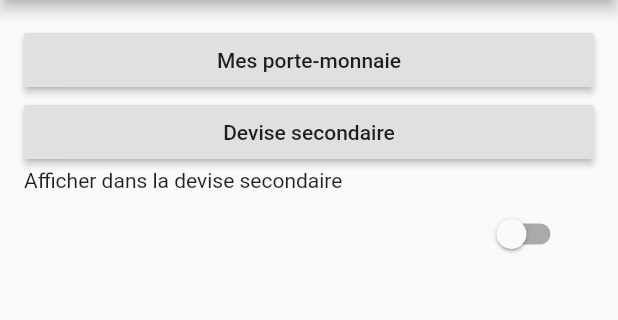
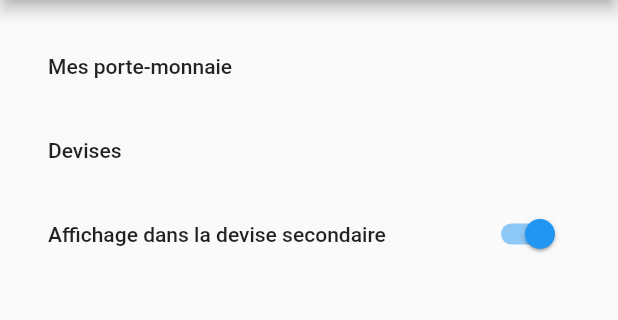
Before and after one commit to AlexBolot/MoneyTracker, a Flutter app: the screen it shows after launch, with the side drawer open, on a phone screen of 412 x 824 dp, the part 84-404 px from its top. Run offline on Flutter 3.47's test engine with Material 2 defaults, Android fonts, the phone set to English and light mode, and no system bars.

Commit message:
Add currency model Modify Wallet for new currency approach Modify Wallet to set Icon Modify global_view to reflect Wallet modifications Modify Settings in List of ListItems

```diff
--- /dev/null
+++ b/lib/model/currency.dart
@@ -0,0 +1,16 @@
+import 'package:flutter/material.dart';
+
+class Currency {
+  String principal;
+  String secondary;
+  double principalToSecondaryRate;
+
+  bool isPrincipal(String currency) => currency==principal;
+  bool isSecondary(String currency) => currency==secondary;
+
+    Currency({@required this.principal, secondary="", this.principalToSecondaryRate = 1}) {
+
+      if (this.principal==secondary | this.principalToSecondaryRate<=0) this.principalToSecondaryRate=1;
+
+    }
+  }
--- a/lib/model/wallet.dart
+++ b/lib/model/wallet.dart
@@ -2,13 +2,20 @@ import 'package:flutter/material.dart';
 import 'package:money_tracker/model/day_entry.dart';
 
 class Wallet {
-  String currency;
   String name;
   DateTime start;
   bool hasBalance;
+  bool isInSecondaryCurrency;
   List<DayEntry> dayEntries;
+  IconData iconData;
 
-  Wallet({@required this.name, @required this.start, this.currency, this.hasBalance = false, this.dayEntries}) {
+  Wallet(
+      {@required this.name,
+      @required this.start,
+      this.hasBalance = false,
+      this.isInSecondaryCurrency = false,
+      this.dayEntries,
+      this.iconData}) {
     this.dayEntries ??= [];
   }
 }
--- a/lib/views/global_view.dart
+++ b/lib/views/global_view.dart
@@ -16,12 +16,16 @@ class GlobalView extends StatefulWidget {
   _GlobalViewState createState() => _GlobalViewState();
 }
 
-class _GlobalViewState extends State<GlobalView> with SingleTickerProviderStateMixin {
+class _GlobalViewState extends State<GlobalView>
+    with SingleTickerProviderStateMixin {
   TabController tabController;
 
   List<Wallet> wallets = [
-    Wallet(name: 'Liquide', start: DateTime.now()),
-    Wallet(name: 'N26', start: DateTime.now()),
+    Wallet(
+        name: '\$', isInSecondaryCurrency: false, hasBalance: true, start: DateTime.now()),
+    Wallet(
+        name: '\$2', isInSecondaryCurrency: false, hasBalance: true, start: DateTime.now()),
+    Wallet(name: 'N26', isInSecondaryCurrency: true, hasBalance: true, start: DateTime.now(), iconData: Icons.account_balance_wallet) ,
   ];
 
   @override
@@ -57,10 +61,11 @@ class _GlobalViewState extends State<GlobalView> with SingleTickerProviderStateM
   List<Widget> tabs() {
     List<Widget> tabs = [];
 
-    tabs.add(DescriptionTab(text: 'Accueuil', iconData: Icons.home));
+    tabs.add(DescriptionTab(text: '', iconData: Icons.home));
 
     for (Wallet wallet in wallets) {
-      tabs.add(DescriptionTab(text: wallet.name, iconData: Icons.account_balance_wallet));
+      tabs.add(DescriptionTab(
+          text: wallet.name, iconData: wallet.iconData));
     }
 
     return tabs;
--- a/lib/widgets/display_second_currency.dart
+++ b/lib/widgets/display_second_currency.dart
@@ -3,15 +3,19 @@ import 'package:flutter/material.dart';
 class DisplaySecondCurrencyState extends StatefulWidget {
 
   @override
-  _DisplaySecondCurrencyState createState() => new _DisplaySecondCurrencyState();
+  _DisplaySecondCurrencyState createState() {
+    return new _DisplaySecondCurrencyState();
+  }
 }
 
 class _DisplaySecondCurrencyState extends State<DisplaySecondCurrencyState> {
   bool _v = false;
+  _DisplaySecondCurrencyState();
   @override
   Widget build(BuildContext context) {
     return  SwitchListTile(
       value:_v,
+      title : Text("Essai"),
       onChanged: (value)=>setState((){
         _v=value;
       }),
--- a/lib/widgets/settings.dart
+++ b/lib/widgets/settings.dart
@@ -1,6 +1,4 @@
 import 'package:flutter/material.dart';
-
-import 'display_second_currency.dart';
 
 class Settings extends StatefulWidget {
   @override
@@ -15,34 +13,30 @@ class _SettingsState extends State<Settings> {
         title: Text("Paramètres"),
       ),
       body: Container(
-        margin: EdgeInsets.all(16),
-        child: Column(
-          crossAxisAlignment: CrossAxisAlignment.stretch,
-          mainAxisAlignment: MainAxisAlignment.start,
-          children: <Widget>[
-            Container(
-              child: RaisedButton(
-                  child: Text("Mes porte-monnaie"),
-                  onPressed: () {
+          margin: EdgeInsets.all(16),
+          child: ListView(
+            children: <Widget>[
+              ListTile(
+                  title: Text("Mes porte-monnaie"),
+                  onTap: () {
                     print("Mes porte-monnaie");
                   }),
-            ),
-            Container(
-              child: RaisedButton(
-                  child: Text("Devise secondaire"),
-                  onPressed: () {
-                    print("Devise secondaire");
+              ListTile(
+                  title: Text("Devises"),
+                  onTap: () {
+                    print("Devises");
                   }),
-            ),
-            Container(
-              child: Text("Afficher dans la devise secondaire"),
-            ),
-            Container(
-              child: DisplaySecondCurrencyState(),
-            )
-          ],
-        ),
-      ),
+              SwitchListTile(
+                  value: true,
+                  title: Text("Affichage dans la devise secondaire"),
+                  onChanged: (value) {
+                    setState(() {
+                      value == !value;
+                      print ( "Affichage en devise secondaire : " + value.toString()  );
+                    });
+                  })
+            ],
+          )),
     );
   }
 }
```
